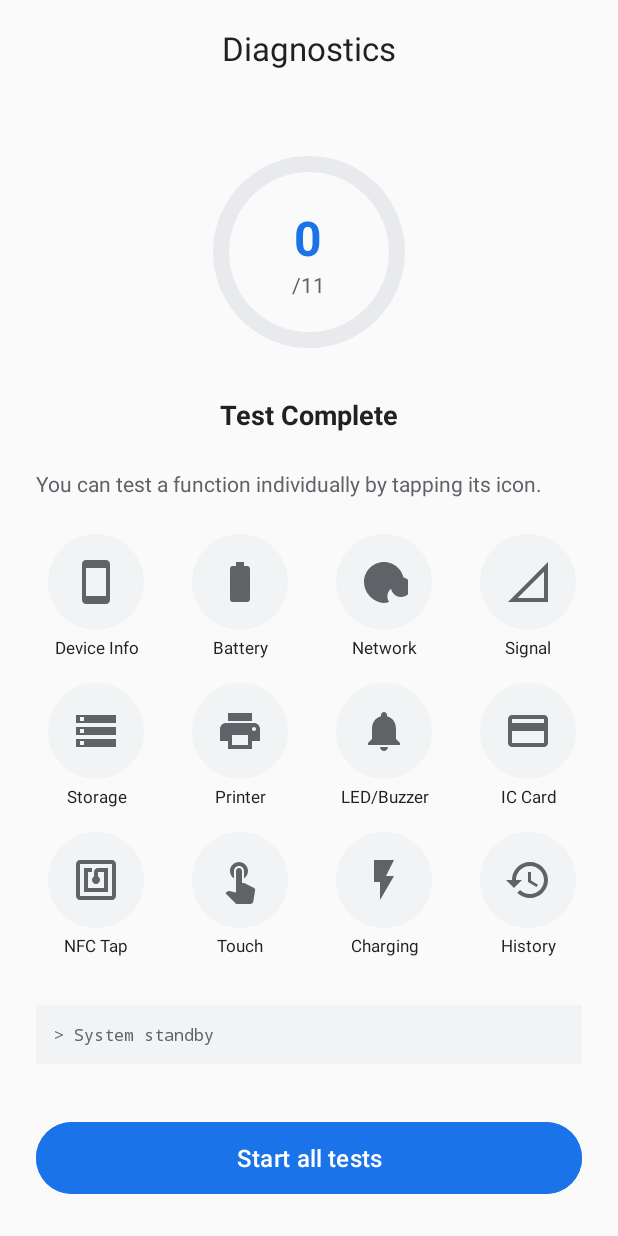
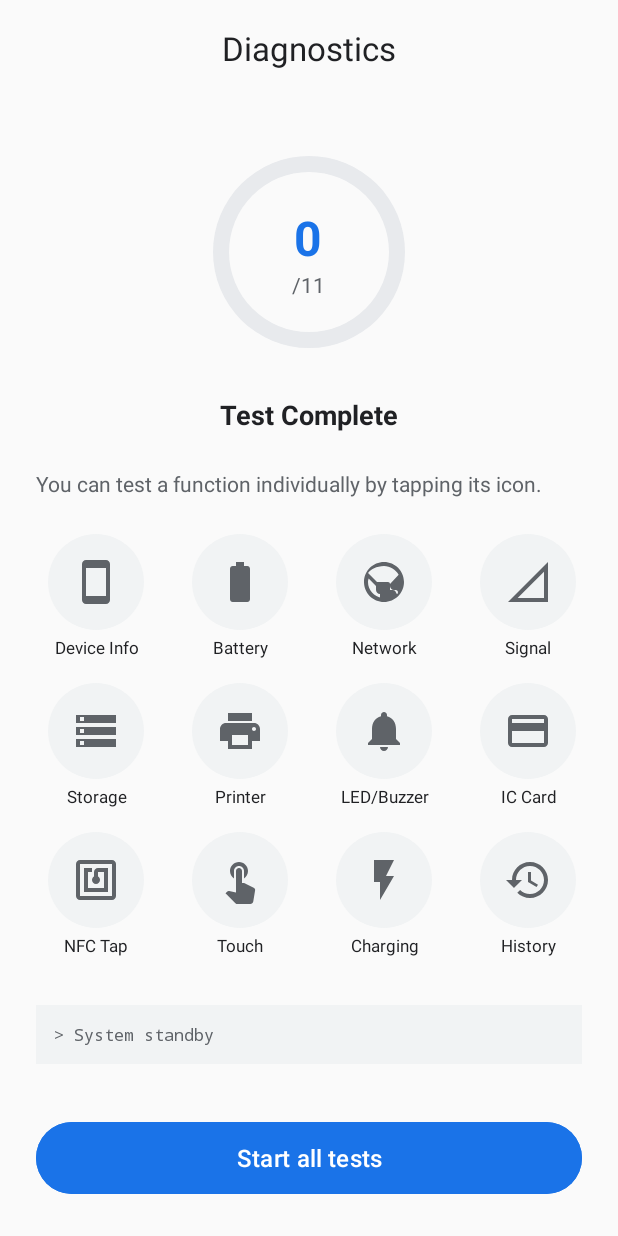
Before and after one commit to Kausa18/pos-device-diagnostics, an Android app: the screen it shows after launch (MainActivity), on a phone screen of 412 x 824 dp. Run offline under Robolectric (Android 15) with nearby library versions, the phone set to English and light mode, and no system bars; libraries missing offline, so code that uses them is left out: com.ftpos.library; 1 statement that could not run was skipped.

Commit message:
Final push I mean it

```diff
--- a/pos-mobile-app/app/src/main/java/com/feitian/diagnostics/TestDetailActivity.java
+++ b/pos-mobile-app/app/src/main/java/com/feitian/diagnostics/TestDetailActivity.java
@@ -10,6 +10,7 @@ import androidx.core.content.ContextCompat;
 
 import com.feitian.diagnostics.diagnostics.DiagnosticResult;
 import com.feitian.diagnostics.diagnostics.DiagnosticStatus;
+import com.feitian.diagnostics.diagnostics.DiagnosticsPayloadBuilder;
 import com.feitian.diagnostics.diagnostics.hardware.PrinterHelper;
 import com.google.android.material.button.MaterialButton;
 
@@ -43,9 +44,12 @@ public class TestDetailActivity extends AppCompatActivity {
         if ("Printer Test".equalsIgnoreCase(name)) {
             btnPrintTestReceipt.setVisibility(View.VISIBLE);
             btnPrintTestReceipt.setOnClickListener(v -> {
+                // Fetch actual device serial number for the Terminal ID field
+                String serial = DiagnosticsPayloadBuilder.getDeviceSerialNumber(getApplicationContext());
+
                 // Generate a mini receipt for just this test
                 DiagnosticResult singleResult = new DiagnosticResult(name, DiagnosticStatus.valueOf(status), details);
-                PrinterHelper.printReceipt(getApplicationContext(), Collections.singletonList(singleResult), "Single Test");
+                PrinterHelper.printReceipt(getApplicationContext(), Collections.singletonList(singleResult), serial);
             });
         } else {
             btnPrintTestReceipt.setVisibility(View.GONE);
--- a/pos-mobile-app/app/src/main/java/com/feitian/diagnostics/diagnostics/DiagnosticsPayloadBuilder.java
+++ b/pos-mobile-app/app/src/main/java/com/feitian/diagnostics/diagnostics/DiagnosticsPayloadBuilder.java
@@ -57,7 +57,7 @@ public class DiagnosticsPayloadBuilder {
     }
 
     @SuppressLint("HardwareIds")
-    private static String getDeviceSerialNumber(Context context) {
+    public static String getDeviceSerialNumber(Context context) {
         String serial = null;
 
         // 1. Try Feitian SDK Hardware Serial (Highest Priority for POS)
--- a/pos-mobile-app/app/src/main/java/com/feitian/diagnostics/diagnostics/hardware/PrinterTestV2.java
+++ b/pos-mobile-app/app/src/main/java/com/feitian/diagnostics/diagnostics/hardware/PrinterTestV2.java
@@ -30,7 +30,7 @@ public class PrinterTestV2 implements DiagnosticTest {
             int status = printer.getStatus(printStatus);
 
             if (status == 0) {
-                return new DiagnosticResult(getName(), DiagnosticStatus.PASS, "Printer ready (status=0)");
+                return new DiagnosticResult(getName(), DiagnosticStatus.PASS, "Printer ready");
             } else if (status == 240) {
                 return new DiagnosticResult(getName(), DiagnosticStatus.WARNING, "Printer out of paper (code=240)");
             } else {
--- a/pos-mobile-app/app/src/main/java/com/feitian/network/DiagnosticsApiClient.java
+++ b/pos-mobile-app/app/src/main/java/com/feitian/network/DiagnosticsApiClient.java
@@ -16,7 +16,7 @@ public class DiagnosticsApiClient {
     private static final String TAG = "DiagnosticsApiClient";
 
     // Using your computer's LAN IP
-    private static final String ENDPOINT = "http://192.168.100.19 :4000/diagnostics";
+    private static final String ENDPOINT = "http://192.168.100.19:4000/diagnostics";
 
     public static String send(JSONObject payload) {
         HttpURLConnection connection = null;
--- a/pos-mobile-app/app/src/main/res/drawable/ic_network.xml
+++ b/pos-mobile-app/app/src/main/res/drawable/ic_network.xml
@@ -1 +1,9 @@
-<vector xmlns:android="http://schemas.android.com/apk/res/android" android:width="24dp" android:height="24dp" android:viewportWidth="24" android:viewportHeight="24"><path android:fillColor="#000000" android:pathData="M15.5,14.5c0-2.8,2.2-5,5-5s5,2.2,5,5s-2.2,5-5,5S15.5,17.3,15.5,14.5zM2,12c0-5.5,4.5-10,10-10s10,4.5,10,10c0,1.1-0.2,2.1-0.5,3.1c-0.8-0.6-1.8-0.9-2.8-0.9c-2.8,0-5,2.2-5,5c0,1,0.3,2,0.9,2.8c-1,0.3-2,0.5-3.1,0.5C6.5,22,2,17.5,2,12z"/></vector>
+<vector xmlns:android="http://schemas.android.com/apk/res/android"
+    android:width="24dp"
+    android:height="24dp"
+    android:viewportWidth="24"
+    android:viewportHeight="24">
+    <path
+        android:fillColor="#000000"
+        android:pathData="M12,2C6.48,2 2,6.48 2,12s4.48,10 10,10 10,-4.48 10,-10S17.52,2 12,2zM11,19.93c-3.95,-0.49 -7,-3.85 -7,-7.93 0,-0.62 0.12,-1.21 0.33,-1.76L8,14v2c0,1.1 0.9,2 2,2v1.93zM17.94,17.07c-0.27,-0.63 -0.84,-1.07 -1.51,-1.07h-1.43v-3c0,-0.55 -0.45,-1 -1,-1H8.5l-4.47,-4.47C5.19,5.88 8.32,4 12,4c3.09,0 5.86,1.76 7.32,4.35L15,13v1c0,1.1 0.9,2 2,2h0.94c0.46,0 0.9,0.38 1,0.84 0.09,0.47 -0.09,0.97 -0.44,1.23z" />
+</vector>
```
Also changed, not shown: 2 other files.
